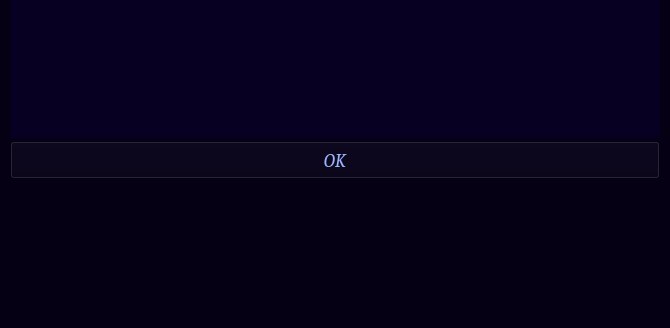
Before: the Qt Designer form GUI/design.ui in WhoIAm-Benjamin/Summ_files, drawn with Qt 5; both pictures show x 0 to 670 and y 172 to 500 of the 670 by 500 pixel window.
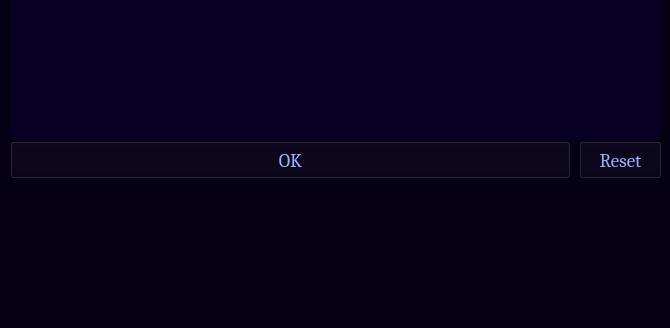
After: the same form once the commit is applied.

Commit message: new dialog window

Diff of the .ui file:
```diff
--- a/GUI/design.ui
+++ b/GUI/design.ui
@@ -80,7 +80,7 @@
      <rect>
       <x>10</x>
       <y>313</y>
-      <width>650</width>
+      <width>561</width>
       <height>38</height>
      </rect>
     </property>
@@ -88,7 +88,7 @@
      <font>
       <family>Cambria</family>
       <pointsize>14</pointsize>
-      <italic>true</italic>
+      <italic>false</italic>
      </font>
     </property>
     <property name="styleSheet">
@@ -99,6 +99,49 @@
      <string>OK</string>
     </property>
    </widget>
+   <widget class="QListView" name="listing_view">
+    <property name="geometry">
+     <rect>
+      <x>10</x>
+      <y>360</y>
+      <width>651</width>
+      <height>131</height>
+     </rect>
+    </property>
+   </widget>
+   <widget class="QListWidget" name="listing">
+    <property name="geometry">
+     <rect>
+      <x>10</x>
+      <y>360</y>
+      <width>651</width>
+      <height>131</height>
+     </rect>
+    </property>
+   </widget>
+   <widget class="QPushButton" name="reset">
+    <property name="geometry">
+     <rect>
+      <x>579</x>
+      <y>313</y>
+      <width>83</width>
+      <height>38</height>
+     </rect>
+    </property>
+    <property name="font">
+     <font>
+      <family>Cambria</family>
+      <pointsize>14</pointsize>
+     </font>
+    </property>
+    <property name="styleSheet">
+     <string notr="true">color: rgb(154, 181, 255);
+border-color: rgb(0, 1, 77);</string>
+    </property>
+    <property name="text">
+     <string>Reset</string>
+    </property>
+   </widget>
   </widget>
  </widget>
  <resources/>
```
Left out of the diff: 10 changed lines with no effect on the pictures. The commit also changes 3 other files.
